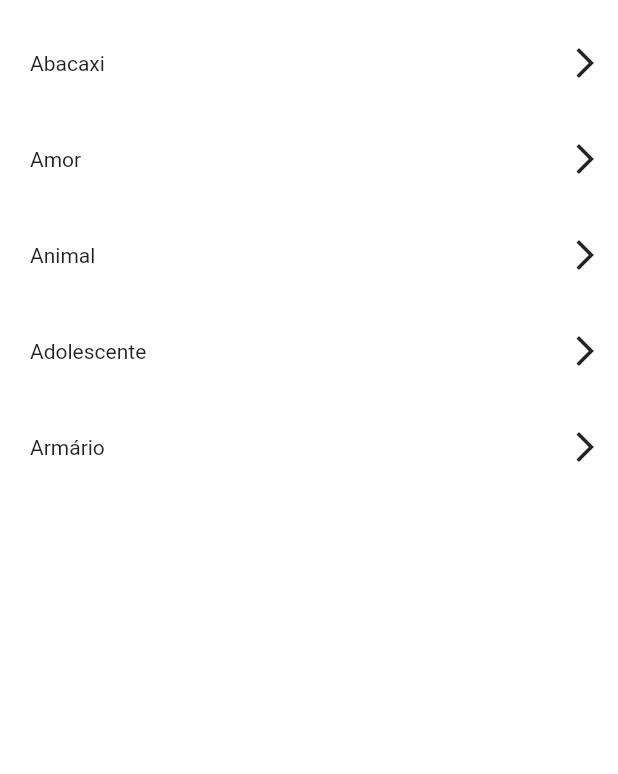
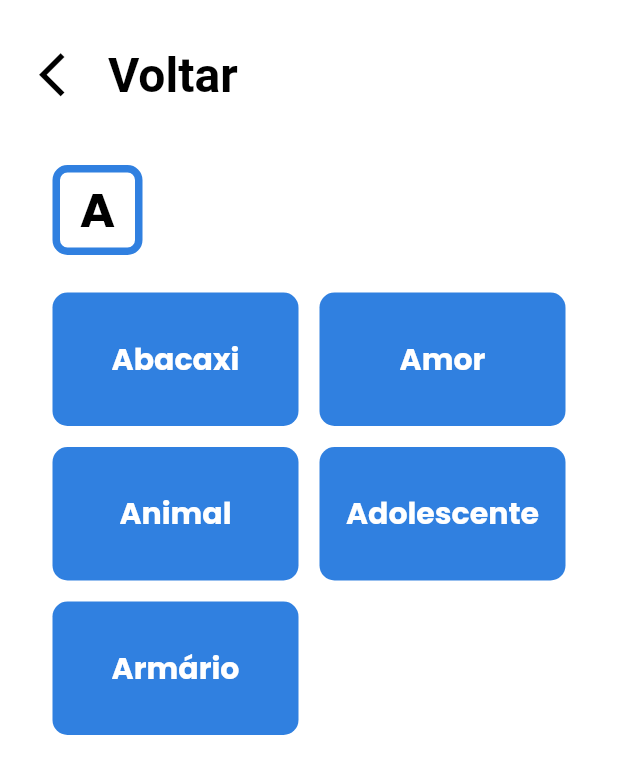
Before and after one commit to piresflp/EasySign, a Flutter app: the Words screen opened directly, on a phone screen of 412 x 824 dp. Shown: the top 774 px of the screen. Run offline on Flutter 3.47's test engine with Material 2 defaults, Android fonts, the phone set to English and light mode, and no system bars; our stand-ins replace flutter_svg, google_fonts; network calls fail.

Commit message:
avanço front

```diff
--- a/easy_sign/lib/Screens/Home/components/background.dart
+++ b/easy_sign/lib/Screens/Home/components/background.dart
@@ -23,6 +23,10 @@ class Background extends StatelessWidget {
           Positioned(
             bottom: 0,
             left: 0,
+            child: Image.asset(
+              "assets/images/main_bottom.png",
+              width: size.width * 0.2,
+            ),
           ),
           child,
         ],
--- a/easy_sign/lib/Screens/Words/words.dart
+++ b/easy_sign/lib/Screens/Words/words.dart
@@ -1,39 +1,75 @@
+import 'package:easy_sign/Screens/Word/word.dart';
 import 'package:flutter/material.dart';
 import 'package:flutter_staggered_grid_view/flutter_staggered_grid_view.dart';
-import 'package:flutter_svg/flutter_svg.dart';
-import 'package:easy_sign/constants.dart';
+import 'package:easy_sign/model/category.dart';
+import 'package:google_fonts/google_fonts.dart';
 import 'package:easy_sign/model/wordsModel.dart';
-import 'package:easy_sign/components/word_list.dart';
-import 'package:easy_sign/Screens/Word/word.dart';
 
 class Words extends StatelessWidget {
   @override
   Widget build(BuildContext context) {
     return Scaffold(
-      body: Padding(
-        padding: EdgeInsets.only(left: 0, top: 10, right: 10),
-        child: ListView(
-          children: [
-            ListView.builder(
-              shrinkWrap: true,
-              physics: ScrollPhysics(),
-              itemCount: words.length,
-              itemBuilder: (context, index) => WordList(
-                word: words[index],
-                onPress: () {
-                  Navigator.push(
-                    context,
-                    MaterialPageRoute(
-                      builder: (context) => Word(
-                        word: words[index],
-                      ),
-                    ),
-                  );
+      appBar: AppBar(
+        leading: Padding(
+          padding: const EdgeInsets.all(18.0),
+          child: IconButton(
+            icon: Icon(Icons.arrow_back_ios),
+            color: Colors.black,
+            iconSize: 35,
+            onPressed: () {
+              Navigator.pop(context);
             },
           ),
         ),
+        backgroundColor: Colors.white,
+        elevation: 0,
+        toolbarHeight: 100,
+        title: Text(
+          "Voltar",
+          style: GoogleFonts.getFont('Roboto',
+              color: Colors.black, fontWeight: FontWeight.bold, fontSize: 32),
+        ),
+      ),
+      body: Padding(
+        padding: EdgeInsets.only(left: 35, top: 10, right: 35),
+        child: Column(
+          crossAxisAlignment: CrossAxisAlignment.start,
+          children: <Widget>[
+            Padding(
+                padding: const EdgeInsets.only(bottom: 25.0),
+                child: Container(
+                  //padding: EdgeInsets.all(20),
+                  height: 60,
+                  width: 60,
+                  decoration: BoxDecoration(
+                      borderRadius: BorderRadius.circular(10),
+                      border: Border.all(
+                          color: Color.fromARGB(255, 48, 128, 224), width: 5)
+                      /*image: DecorationImage(
+                        image: AssetImage(categories[index].image),
+                        fit: BoxFit.fill,
+                      ),*/
+                      ),
+                  child: Column(
+                    crossAxisAlignment: CrossAxisAlignment.center,
+                    mainAxisAlignment: MainAxisAlignment.center,
+                    children: <Widget>[
+                      Text(
+                        "A",
+                        style: GoogleFonts.getFont('Poppins',
+                            fontSize: 32,
+                            fontWeight: FontWeight.bold,
+                            color: Colors.black),
+                      ),
+                      /*Text(
+                          '${categories[index].numOfCourses} Palavras',
+                          style: TextStyle(
+                            color: kTextColor.withOpacity(.5),
+                          ),
+                        )*/
                     ],
                   ),
+                )),
             //SizedBox(height: 30),
             //Text("Escolha uma categoria de palavras", style: kHeadingextStyle),
             /*Container(
@@ -67,6 +103,63 @@ class Words extends StatelessWidget {
               ],
             ),*/
             //SizedBox(height: 30),
+            Expanded(
+              child: StaggeredGridView.countBuilder(
+                //padding: EdgeInsets.all(0),
+                crossAxisCount: 2,
+                itemCount: words.length,
+                crossAxisSpacing: 14,
+                mainAxisSpacing: 14,
+                itemBuilder: (context, index) {
+                  return InkWell(
+                      onTap: () {
+                        Navigator.push(
+                          context,
+                          MaterialPageRoute(
+                            builder: (context) => Word(
+                              word: words[index],
+                            ),
+                          ),
+                        );
+                      },
+                      child: new Container(
+                        //padding: EdgeInsets.all(20),
+                        height: 89,
+                        width: 164.4,
+                        decoration: BoxDecoration(
+                          borderRadius: BorderRadius.circular(10),
+                          color: Color.fromARGB(255, 48, 128, 224),
+                          /*image: DecorationImage(
+                        image: AssetImage(categories[index].image),
+                        fit: BoxFit.fill,
+                      ),*/
+                        ),
+                        child: Column(
+                          crossAxisAlignment: CrossAxisAlignment.center,
+                          mainAxisAlignment: MainAxisAlignment.center,
+                          children: <Widget>[
+                            Text(
+                              words[index].name,
+                              style: GoogleFonts.getFont('Poppins',
+                                  fontSize: 20,
+                                  fontWeight: FontWeight.bold,
+                                  color: Colors.white),
+                            ),
+                            /*Text(
+                          '${categories[index].numOfCourses} Palavras',
+                          style: TextStyle(
+                            color: kTextColor.withOpacity(.5),
+                          ),
+                        )*/
+                          ],
+                        ),
+                      ));
+                },
+                staggeredTileBuilder: (index) => StaggeredTile.fit(1),
+              ),
+            ),
+          ],
+        ),
       ),
     );
   }
@@ -75,5 +168,13 @@ class Words extends StatelessWidget {
   State<StatefulWidget> createState() {
     // TODO: implement createState
     throw UnimplementedError();
-  }*/
   }
+  Navigator.push(
+                    context,
+                    MaterialPageRoute(
+                      builder: (context) => Word(
+                        word: words[index],
+                      ),
+                    ),
+                  );*/
+}
```
Also changed, not shown: easy_sign/lib/Screens/Translator/translator.dart (+53 -14 lines). Lines whose indentation alone changed are shown as unchanged.
